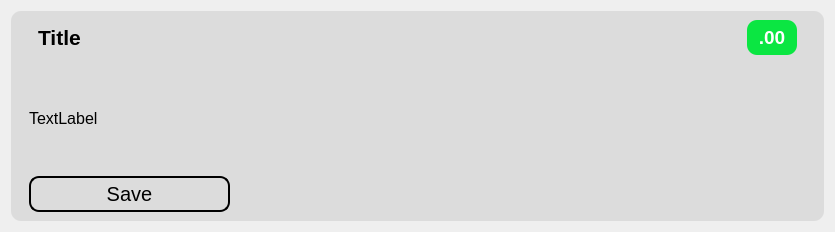
Qt form ui/result.ui (Achu-Worifung/quickMove) before a commit.
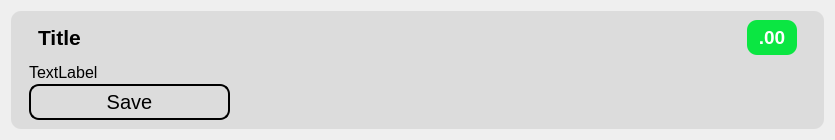
The same form after that commit. Icons and pictures are not drawn.

Commit message: fixed result size

What changed in the file:
```diff
--- a/ui/result.ui
+++ b/ui/result.ui
@@ -7,13 +7,19 @@
     <x>0</x>
     <y>0</y>
     <width>835</width>
-    <height>232</height>
+    <height>140</height>
    </rect>
   </property>
+  <property name="sizePolicy">
+   <sizepolicy hsizetype="Preferred" vsizetype="MinimumExpanding">
+    <horstretch>0</horstretch>
+    <verstretch>0</verstretch>
+   </sizepolicy>
+  </property>
   <property name="maximumSize">
    <size>
     <width>16777215</width>
-    <height>232</height>
+    <height>170</height>
    </size>
   </property>
   <property name="windowTitle">
```
The commit also changes 2 other files.
